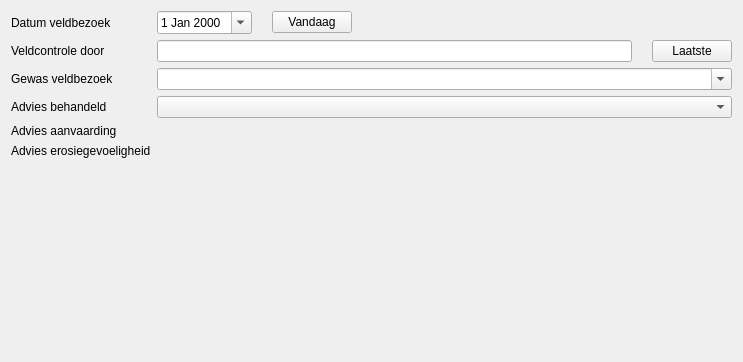
Before: the Qt Designer form parceleditwindow/ui_quickedit.ui in DOV-Vlaanderen/erosiebezwaren, drawn with Qt 5.
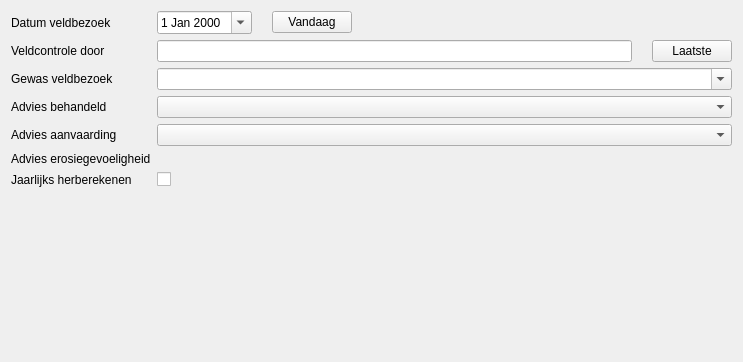
After: the same form once the commit is applied. Custom widgets are drawn as their Qt base class.

Commit message: Checkbox toegevoegd voor veld 'jaarlijks_herberekenen'.

Patch:
```diff
--- a/parceleditwindow/ui_quickedit.ui
+++ b/parceleditwindow/ui_quickedit.ui
@@ -190,10 +190,24 @@
     </layout>
    </item>
    <item row="6" column="1">
-    <widget class="QLabel" name="lbv_advies_aanvaarding">
-     <property name="styleSheet">
-      <string notr="true">* { font-style: italic; }</string>
+    <widget class="ValueMappedComboBox" name="efwCmb_advies_aanvaarding">
+     <property name="sizePolicy">
+      <sizepolicy hsizetype="Expanding" vsizetype="Fixed">
+       <horstretch>0</horstretch>
+       <verstretch>0</verstretch>
+      </sizepolicy>
      </property>
+    </widget>
+   </item>
+   <item row="8" column="0">
+    <widget class="QLabel" name="label">
+     <property name="text">
+      <string>Jaarlijks herberekenen</string>
+     </property>
+    </widget>
+   </item>
+   <item row="8" column="1">
+    <widget class="QCheckBox" name="efwCbx_jaarlijks_herberekenen">
      <property name="text">
       <string/>
      </property>
@@ -228,6 +242,11 @@
    <extends>QComboBox</extends>
    <header>Erosiebezwaren/widgets/valueinput.h</header>
   </customwidget>
+  <customwidget>
+   <class>ValueMappedComboBox</class>
+   <extends>QComboBox</extends>
+   <header>Erosiebezwaren/widgets/valueinput.h</header>
+  </customwidget>
  </customwidgets>
  <tabstops>
   <tabstop>efw_datum_veldbezoek</tabstop>
```
Left out of the diff: 3 changed lines with no effect on the pictures. The commit also changes 2 other files.
